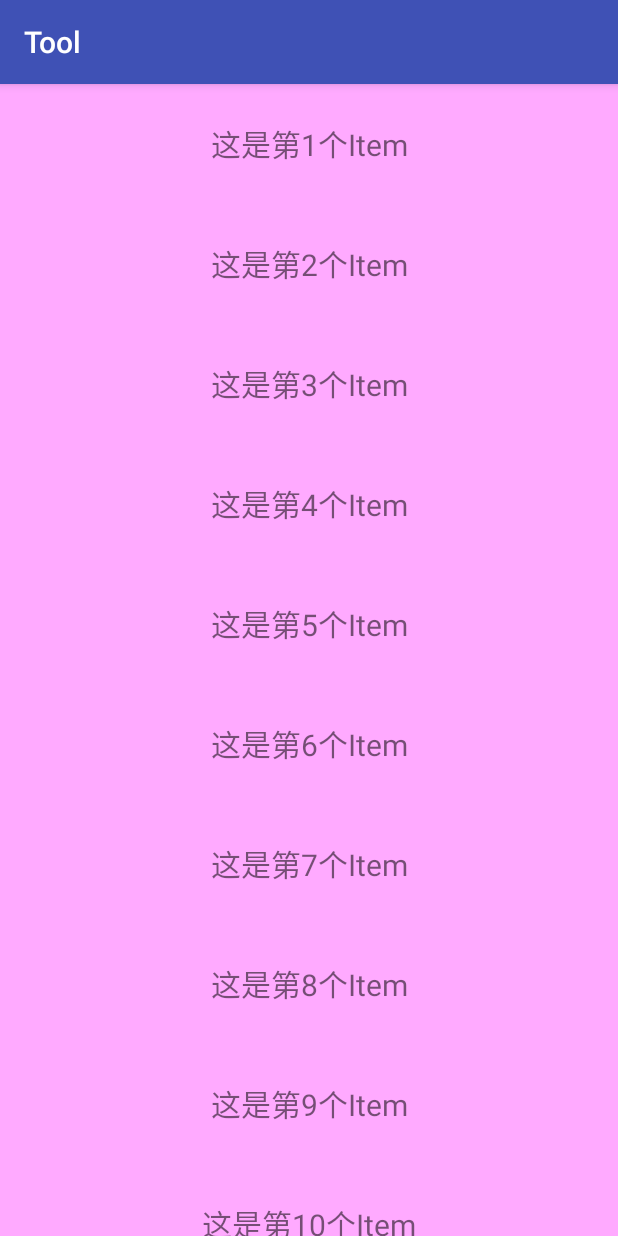
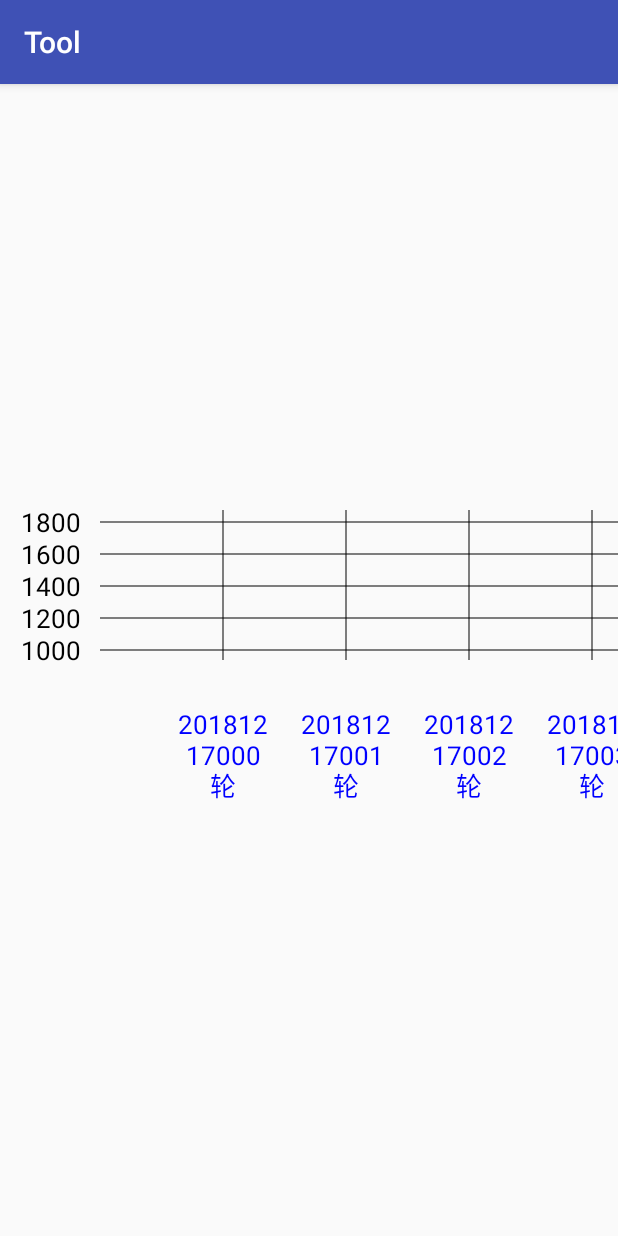
Before and after one commit to Ruwestbrook/Tool, an Android app: the screen it shows after launch (MainActivity), on a phone screen of 412 x 824 dp. Run offline under Robolectric (Android 15) with nearby library versions, the light colour scheme and no system bars.

Commit message:
画图呀画图

```diff
--- /dev/null
+++ b/app/src/main/java/com/tool/russ/tool/DataView.java
@@ -0,0 +1,99 @@
+package com.tool.russ.tool;
+
+import android.annotation.SuppressLint;
+import android.content.Context;
+import android.graphics.Canvas;
+import android.graphics.Color;
+import android.graphics.Paint;
+import android.graphics.Rect;
+import android.graphics.RectF;
+import android.support.annotation.Nullable;
+import android.text.Layout;
+import android.text.StaticLayout;
+import android.text.TextPaint;
+import android.util.AttributeSet;
+import android.view.View;
+
+import java.util.ArrayList;
+import java.util.List;
+
+public class DataView extends View {
+    private final Paint mPaint;
+    private List<Item> mItemList;
+    private int[] priceStep;
+    public DataView(Context context) {
+        this(context,null);
+    }
+
+    public DataView(Context context, @Nullable AttributeSet attrs) {
+        this(context, attrs,0);
+    }
+
+    public DataView(Context context, @Nullable AttributeSet attrs, int defStyleAttr) {
+        super(context, attrs, defStyleAttr);
+        mItemList=new ArrayList<>();
+        mPaint=new Paint();
+        for (int i = 0; i < 4; i++) {
+            Item item=new Item();
+            mItemList.add(item);
+            item.setIssue("2018121700"+i+"轮");
+            initView();
+        }
+        priceStep=new int[]{1000,1200,1400,1600,1800};
+    }
+
+    private void initView() {
+
+    }
+
+    @SuppressLint("DrawAllocation")
+    @Override
+    protected void onDraw(Canvas canvas) {
+
+        //可以画图的宽度
+        int width=getMeasuredWidth()-getPaddingLeft()-getPaddingRight();
+        //可以画图高度
+        int height=getMeasuredHeight()-getPaddingBottom()-getPaddingTop();
+        //横坐标的和纵坐标的预留值画值
+        int coorX=150,coorY=100;
+        //平均分的宽度
+        int step=(width-coorY-mItemList.size()*100)/(mItemList.size()+1);
+        int a=step;
+
+
+        for (int i = 0; i < mItemList.size(); i++) {
+            canvas.save();
+            Item item=mItemList.get(i);
+            TextPaint tp = new TextPaint();
+            tp.setColor(Color.BLUE);
+            tp.setStyle(Paint.Style.FILL);
+            tp.setTextSize(26);
+            StaticLayout layout=new StaticLayout(item.getIssue(),tp,100,Layout.Alignment.ALIGN_CENTER,1,1,false);
+            //canvas.drawText(item.getIssue(),coorX+a,height-100,new Paint());
+            canvas.translate(coorX+a,height-100);
+            layout.draw(canvas);
+            canvas.drawLine(50,50-height,50,-50,mPaint);
+            a+=(step+100);
+            canvas.restore();
+        }
+        mPaint.setTextSize(26);
+        String text=priceStep[0]+"";
+        Rect rect=new Rect();
+        mPaint.getTextBounds(text,0,text.length(),rect);
+        int textWidth=rect.right-rect.left;
+        int textHeight=rect.bottom-rect.top;
+
+
+        step=(height-coorX-priceStep.length*textHeight)/(priceStep.length-1);
+        a=0;
+        canvas.translate(0,height-150);
+        int x=(100-textWidth)/2;
+        for (int i = 0; i < priceStep.length; i++) {
+            canvas.drawText(priceStep[i]+"",x,a,mPaint);
+            canvas.drawLine(100,a-textHeight/2,width,a-textHeight/2,mPaint);
+            a-=(step+textHeight);
+        }
+
+
+    }
+}
--- /dev/null
+++ b/app/src/main/java/com/tool/russ/tool/Item.java
@@ -0,0 +1,31 @@
+package com.tool.russ.tool;
+
+public class Item {
+    public String issue;
+    public int price;
+    public String avatar;
+
+    public String getIssue() {
+        return issue;
+    }
+
+    public void setIssue(String issue) {
+        this.issue = issue;
+    }
+
+    public int getPrice() {
+        return price;
+    }
+
+    public void setPrice(int price) {
+        this.price = price;
+    }
+
+    public String getAvatar() {
+        return avatar;
+    }
+
+    public void setAvatar(String avatar) {
+        this.avatar = avatar;
+    }
+}
--- a/app/src/main/java/com/tool/russ/tool/MainActivity.java
+++ b/app/src/main/java/com/tool/russ/tool/MainActivity.java
@@ -19,61 +19,14 @@ import com.tool.russ.view.RefreshView;
 import com.tool.russ.view.TxView;
 
 public class MainActivity extends AppCompatActivity {
-    private RecyclerView mRecyclerView;
-    private RefreshView mRefreshView;
-    private Handler handler;
+
     @SuppressLint("HandlerLeak")
     @Override
     protected void onCreate(Bundle savedInstanceState) {
         super.onCreate(savedInstanceState);
-        handler=new Handler(){
-            @Override
-            public void handleMessage(Message msg) {
-                switch (msg.what){
-                    case 1:
-                        break;
-                    case 2:
-                        mRefreshView.setRefreshing(false);
-                }
-            }
-        };
+
         setContentView(R.layout.activity_main);
-        mRecyclerView=findViewById(R.id.list);
-        mRefreshView=findViewById(R.id.refresh);
-        View view=LayoutInflater.from(this).inflate(R.layout.title,mRefreshView,false);
-        mRefreshView.setHeadView(view);
-        mRefreshView.setOnRefreshListener(new RefreshListener() {
 
-            @Override
-            public void refresh() {
-                handler.sendEmptyMessageDelayed(2,2000);
-            }
-        });
-        mRecyclerView.setLayoutManager(new LinearLayoutManager(this));
-        mRecyclerView.setAdapter(new RecyclerView.Adapter() {
-            @NonNull
-            @Override
-            public RecyclerView.ViewHolder onCreateViewHolder(@NonNull ViewGroup parent, int viewType) {
-                return new RecyclerView.ViewHolder(LayoutInflater.from(MainActivity.this).inflate(R.layout.item,parent,false)) {};
-            }
-
-            @SuppressLint("SetTextI18n")
-            @Override
-            public void onBindViewHolder(@NonNull RecyclerView.ViewHolder holder, int position) {
-                TextView textView=holder.itemView.findViewById(R.id.text);
-                textView.setText("这是第"+(position+1)+"个Item");
-            }
-
-            @Override
-            public int getItemCount() {
-                return 20;
-            }
-        });
 
     }
-
-    @Override
-    public boolean onTouchEvent(MotionEvent event) {
-        return super.onTouchEvent(event);
-    }
 }
--- a/app/src/main/res/layout/activity_main.xml
+++ b/app/src/main/res/layout/activity_main.xml
@@ -6,14 +6,11 @@
     android:layout_height="match_parent"
     tools:context=".MainActivity">
 
-    <com.tool.russ.view.RefreshView
+    <com.tool.russ.tool.DataView
         android:id="@+id/refresh"
+        app:layout_constraintTop_toTopOf="parent"
+        app:layout_constraintBottom_toBottomOf="parent"
         android:layout_width="match_parent"
-        android:layout_height="wrap_content">
-        <android.support.v7.widget.RecyclerView
-            android:background="#faf"
-            android:layout_width="match_parent"
-            android:id="@+id/list"
-            android:layout_height="wrap_content"/>
-    </com.tool.russ.view.RefreshView>
+        android:layout_height="200dp">
+    </com.tool.russ.tool.DataView>
 </android.support.constraint.ConstraintLayout>
--- a/view/build.gradle
+++ b/view/build.gradle
@@ -80,7 +80,7 @@ publish {
     userOrg = 'russ'           //bintray.com 注册的用户名
     groupId = 'com.tool.russ.view'   //以后访问 jcenter上此项目的路径，
     artifactId = 'TxView'       //bintray.com 创建的 Package 名
-    publishVersion = '1.2.0'         //版本号
-    desc = '自定义的TexView' //版本说明
+    publishVersion = '1.6.0'         //版本号
+    desc = '修复一些bug,新增CircleView' //版本说明
     website = 'https://github.com/Ruwestbrook/Tool'    //关于这个开源项目的网站
 }
--- a/view/src/main/java/com/tool/russ/view/CircleView.java
+++ b/view/src/main/java/com/tool/russ/view/CircleView.java
@@ -66,7 +66,7 @@ public class CircleView extends android.support.v7.widget.AppCompatImageView {
     @SuppressLint("DrawAllocation")
     @Override
     protected void onDraw(Canvas canvas) {
-       // super.onDraw(canvas);
+        // super.onDraw(canvas);
         Bitmap bitmap=getBitmap();
         Paint mPaint=new Paint();
         BitmapShader shader=new BitmapShader(bitmap,BitmapShader.TileMode.CLAMP,BitmapShader.TileMode.CLAMP);
@@ -79,7 +79,7 @@ public class CircleView extends android.support.v7.widget.AppCompatImageView {
         if(type==2){
             canvas.drawRoundRect(new RectF(0,0,width,height),radius,radius,mPaint);
         }else {
-             canvas.drawCircle(getWidth()/2, getWidth()/2, getWidth()/2, mPaint);
+            canvas.drawCircle(getWidth()/2, getWidth()/2, getWidth()/2, mPaint);
         }
     }
 
```
Also changed, not shown: app/src/main/res/layout/title.xml (+2 -29 lines), view/src/main/java/com/tool/russ/view/RefreshView.java (+20 -2 lines).
